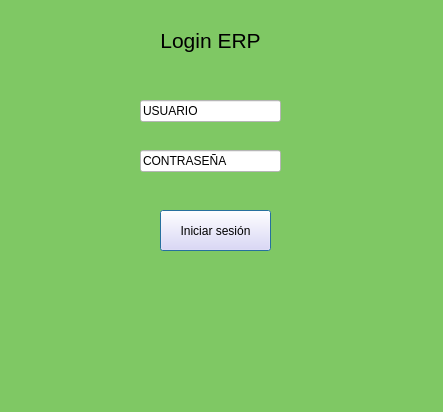
This is Login.ui in lkevinz/Interfaz as Qt 5 draws it before an edit. The edited form follows.
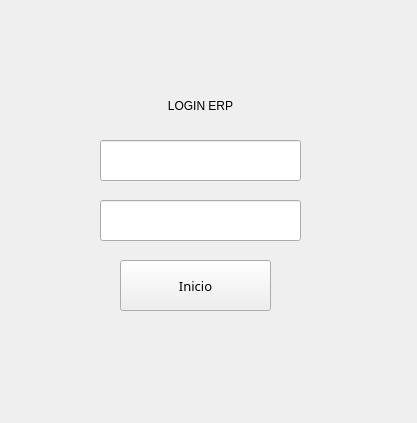
This is the edited form.

The edit to the form file:
```diff
--- a/Login.ui
+++ b/Login.ui
@@ -6,8 +6,8 @@
    <rect>
     <x>0</x>
     <y>0</y>
-    <width>443</width>
-    <height>412</height>
+    <width>417</width>
+    <height>423</height>
    </rect>
   </property>
   <property name="sizePolicy">
@@ -16,6 +16,11 @@
     <verstretch>0</verstretch>
    </sizepolicy>
   </property>
+  <property name="font">
+   <font>
+    <family>Arial</family>
+   </font>
+  </property>
   <property name="cursor">
    <cursorShape>PointingHandCursor</cursorShape>
   </property>
@@ -23,177 +28,97 @@
    <string>Inicio de sesión</string>
   </property>
   <property name="styleSheet">
-   <string notr="true">
-background-color: rgb(127, 200, 100);</string>
+   <string notr="true"/>
   </property>
   <widget class="QWidget" name="centralwidget">
-   <widget class="QLabel" name="label">
+   <widget class="QPushButton" name="btnIniciar">
+    <property name="enabled">
+     <bool>true</bool>
+    </property>
     <property name="geometry">
      <rect>
-      <x>150</x>
-      <y>20</y>
-      <width>121</width>
-      <height>41</height>
+      <x>120</x>
+      <y>260</y>
+      <width>151</width>
+      <height>51</height>
      </rect>
     </property>
-    <property name="sizePolicy">
-     <sizepolicy hsizetype="Fixed" vsizetype="Fixed">
-      <horstretch>0</horstretch>
-      <verstretch>0</verstretch>
-     </sizepolicy>
-    </property>
     <property name="font">
      <font>
-      <family>Segoe UI</family>
-      <pointsize>16</pointsize>
-      <italic>false</italic>
-      <bold>false</bold>
+      <family>Franklin Gothic</family>
+      <pointsize>10</pointsize>
      </font>
+    </property>
+    <property name="text">
+     <string>Inicio</string>
+    </property>
+   </widget>
+   <widget class="QLineEdit" name="lineEditPasswd">
+    <property name="geometry">
+     <rect>
+      <x>100</x>
+      <y>200</y>
+      <width>201</width>
+      <height>41</height>
+     </rect>
+    </property>
+    <property name="maximumSize">
+     <size>
+      <width>300</width>
+      <height>100</height>
+     </size>
+    </property>
+   </widget>
+   <widget class="QLineEdit" name="lineEditUsuario">
+    <property name="geometry">
+     <rect>
+      <x>100</x>
+      <y>140</y>
+      <width>201</width>
+      <height>41</height>
+     </rect>
+    </property>
+    <property name="maximumSize">
+     <size>
+      <width>300</width>
+      <height>100</height>
+     </size>
     </property>
     <property name="cursor">
      <cursorShape>OpenHandCursor</cursorShape>
     </property>
-    <property name="autoFillBackground">
-     <bool>false</bool>
+   </widget>
+   <widget class="QLabel" name="titulo">
+    <property name="geometry">
+     <rect>
+      <x>100</x>
+      <y>90</y>
+      <width>201</width>
+      <height>31</height>
+     </rect>
     </property>
-    <property name="styleSheet">
-     <string notr="true">color: rgb(0, 0, 0);
-font: 16pt &quot;Segoe UI&quot;;
-
-</string>
+    <property name="font">
+     <font>
+      <family>Arial</family>
+     </font>
+    </property>
+    <property name="focusPolicy">
+     <enum>Qt::FocusPolicy::NoFocus</enum>
+    </property>
+    <property name="layoutDirection">
+     <enum>Qt::LayoutDirection::LeftToRight</enum>
     </property>
     <property name="text">
-     <string>Login ERP</string>
+     <string>LOGIN ERP</string>
+    </property>
+    <property name="textFormat">
+     <enum>Qt::TextFormat::AutoText</enum>
     </property>
     <property name="alignment">
      <set>Qt::AlignmentFlag::AlignCenter</set>
     </property>
-    <property name="margin">
-     <number>-1</number>
-    </property>
    </widget>
-   <widget class="QLineEdit" name="password">
-    <property name="geometry">
-     <rect>
-      <x>140</x>
-      <y>150</y>
-      <width>141</width>
-      <height>22</height>
-     </rect>
-    </property>
-    <property name="sizePolicy">
-     <sizepolicy hsizetype="Fixed" vsizetype="Fixed">
-      <horstretch>0</horstretch>
-      <verstretch>0</verstretch>
-     </sizepolicy>
-    </property>
-    <property name="cursor">
-     <cursorShape>UpArrowCursor</cursorShape>
-    </property>
-    <property name="styleSheet">
-     <string notr="true">background-color: rgb(255, 255, 255);
-color: rgb(0, 0, 0);
-align: center;</string>
-    </property>
-    <property name="text">
-     <string>CONTRASEÑA</string>
-    </property>
-   </widget>
-   <widget class="QPushButton" name="Iniciar">
-    <property name="geometry">
-     <rect>
-      <x>160</x>
-      <y>210</y>
-      <width>111</width>
-      <height>41</height>
-     </rect>
-    </property>
-    <property name="sizePolicy">
-     <sizepolicy hsizetype="Fixed" vsizetype="Fixed">
-      <horstretch>0</horstretch>
-      <verstretch>0</verstretch>
-     </sizepolicy>
-    </property>
-    <property name="cursor">
-     <cursorShape>WhatsThisCursor</cursorShape>
-    </property>
-    <property name="styleSheet">
-     <string notr="true">background-color: rgb(233, 215, 255);
-color: rgb(0, 0, 0);</string>
-    </property>
-    <property name="text">
-     <string>Iniciar sesión</string>
-    </property>
-    <property name="checkable">
-     <bool>false</bool>
-    </property>
-    <property name="autoDefault">
-     <bool>false</bool>
-    </property>
-    <property name="default">
-     <bool>true</bool>
-    </property>
-    <property name="flat">
-     <bool>false</bool>
-    </property>
-   </widget>
-   <widget class="QLineEdit" name="Usuario">
-    <property name="geometry">
-     <rect>
-      <x>140</x>
-      <y>100</y>
-      <width>141</width>
-      <height>22</height>
-     </rect>
-    </property>
-    <property name="sizePolicy">
-     <sizepolicy hsizetype="Fixed" vsizetype="Fixed">
-      <horstretch>0</horstretch>
-      <verstretch>0</verstretch>
-     </sizepolicy>
-    </property>
-    <property name="sizeIncrement">
-     <size>
-      <width>2</width>
-      <height>2</height>
-     </size>
-    </property>
-    <property name="baseSize">
-     <size>
-      <width>2</width>
-      <height>2</height>
-     </size>
-    </property>
-    <property name="cursor">
-     <cursorShape>UpArrowCursor</cursorShape>
-    </property>
-    <property name="styleSheet">
-     <string notr="true">background-color: rgb(255, 255, 255);
-color: rgb(0, 0, 0);
-align: center;</string>
-    </property>
-    <property name="text">
-     <string>USUARIO</string>
-    </property>
-    <property name="dragEnabled">
-     <bool>false</bool>
-    </property>
-    <property name="placeholderText">
-     <string/>
-    </property>
-   </widget>
   </widget>
-  <widget class="QMenuBar" name="menubar">
-   <property name="geometry">
-    <rect>
-     <x>0</x>
-     <y>0</y>
-     <width>443</width>
-     <height>33</height>
-    </rect>
-   </property>
-  </widget>
-  <widget class="QStatusBar" name="statusbar"/>
  </widget>
  <resources/>
  <connections/>
```
Left out of the diff: 4 changed lines with no effect on the pictures.
